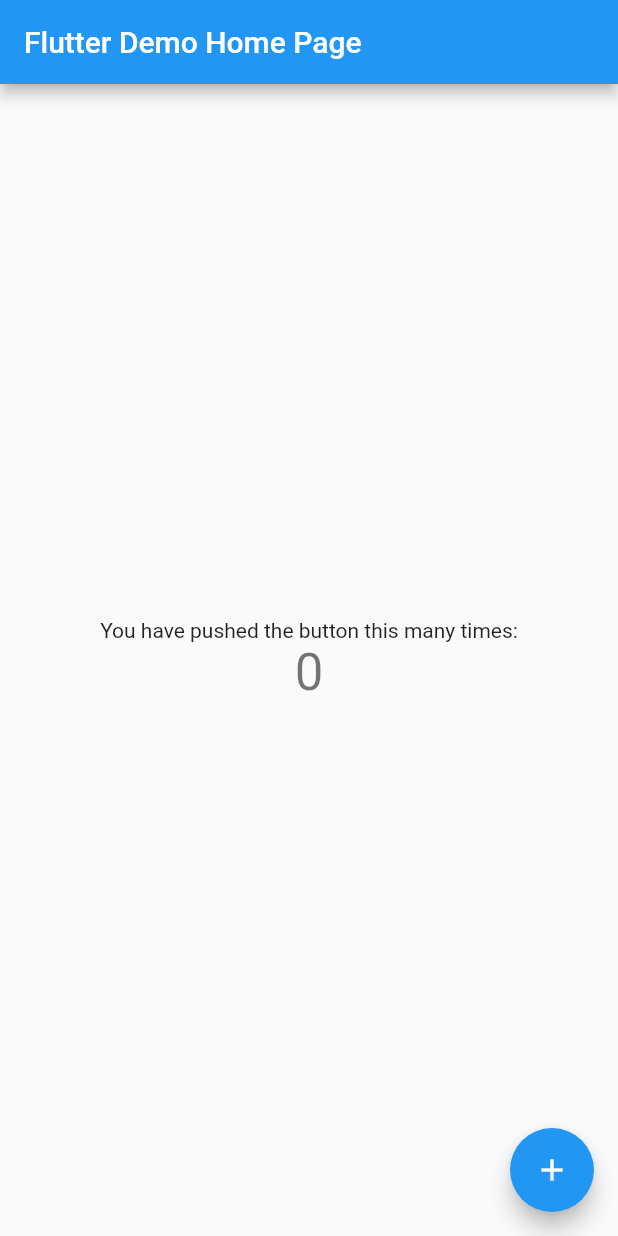
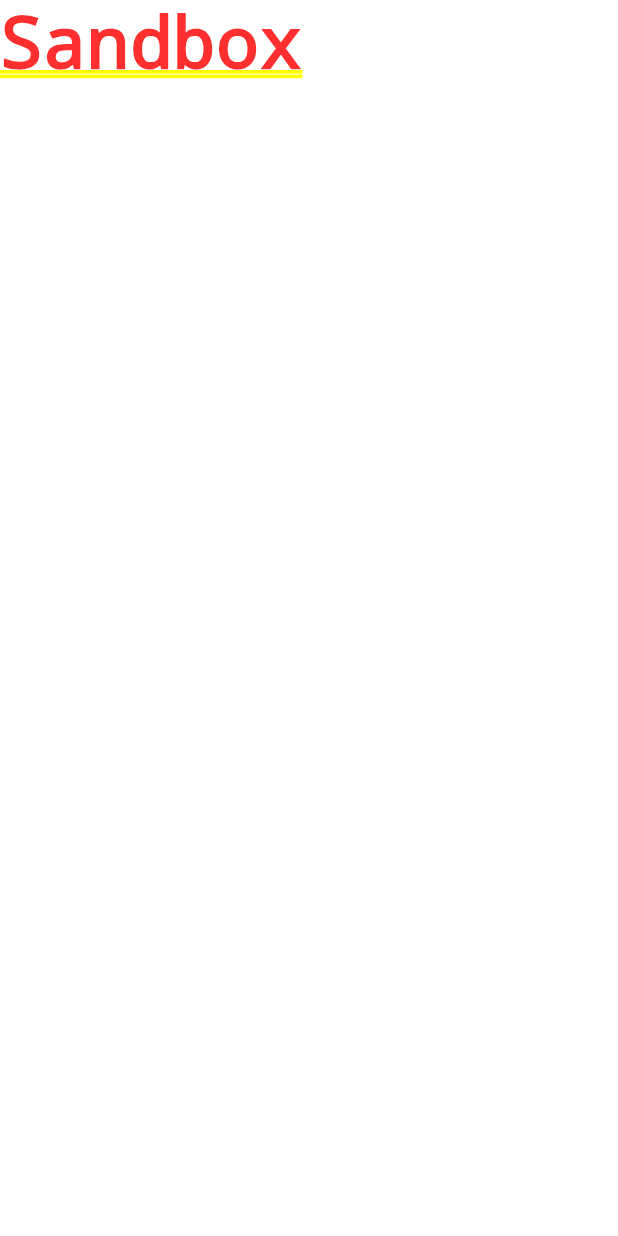
Before and after one commit to linnefromice/flutter_sandbox, a Flutter app: the screen it shows after launch, on a phone screen of 412 x 824 dp. Run offline on Flutter 3.47's test engine with Material 2 defaults, Android fonts, the phone set to English and light mode, and no system bars.

Commit message:
delete unnecessary codes

```diff
--- a/lib/main.dart
+++ b/lib/main.dart
@@ -1,113 +1,19 @@
 import 'package:flutter/material.dart';
 
 void main() {
-  runApp(MyApp());
+  runApp(App());
 }
 
-class MyApp extends StatelessWidget {
+class App extends StatelessWidget {
   // This widget is the root of your application.
   @override
   Widget build(BuildContext context) {
     return MaterialApp(
-      title: 'Flutter Demo',
+      title: 'Flutter Sandbox',
       theme: ThemeData(
-        // This is the theme of your application.
-        //
-        // Try running your application with "flutter run". You'll see the
-        // application has a blue toolbar. Then, without quitting the app, try
-        // changing the primarySwatch below to Colors.green and then invoke
-        // "hot reload" (press "r" in the console where you ran "flutter run",
-        // or simply save your changes to "hot reload" in a Flutter IDE).
-        // Notice that the counter didn't reset back to zero; the application
-        // is not restarted.
         primarySwatch: Colors.blue,
       ),
-      home: MyHomePage(title: 'Flutter Demo Home Page'),
+      home: Text("Sandbox"),
     );
   }
 }
-
-class MyHomePage extends StatefulWidget {
-  MyHomePage({Key key, this.title}) : super(key: key);
-
-  // This widget is the home page of your application. It is stateful, meaning
-  // that it has a State object (defined below) that contains fields that affect
-  // how it looks.
-
-  // This class is the configuration for the state. It holds the values (in this
-  // case the title) provided by the parent (in this case the App widget) and
-  // used by the build method of the State. Fields in a Widget subclass are
-  // always marked "final".
-
-  final String title;
-
-  @override
-  _MyHomePageState createState() => _MyHomePageState();
-}
-
-class _MyHomePageState extends State<MyHomePage> {
-  int _counter = 0;
-
-  void _incrementCounter() {
-    setState(() {
-      // This call to setState tells the Flutter framework that something has
-      // changed in this State, which causes it to rerun the build method below
-      // so that the display can reflect the updated values. If we changed
-      // _counter without calling setState(), then the build method would not be
-      // called again, and so nothing would appear to happen.
-      _counter++;
-    });
-  }
-
-  @override
-  Widget build(BuildContext context) {
-    // This method is rerun every time setState is called, for instance as done
-    // by the _incrementCounter method above.
-    //
-    // The Flutter framework has been optimized to make rerunning build methods
-    // fast, so that you can just rebuild anything that needs updating rather
-    // than having to individually change instances of widgets.
-    return Scaffold(
-      appBar: AppBar(
-        // Here we take the value from the MyHomePage object that was created by
-        // the App.build method, and use it to set our appbar title.
-        title: Text(widget.title),
-      ),
-      body: Center(
-        // Center is a layout widget. It takes a single child and positions it
-        // in the middle of the parent.
-        child: Column(
-          // Column is also a layout widget. It takes a list of children and
-          // arranges them vertically. By default, it sizes itself to fit its
-          // children horizontally, and tries to be as tall as its parent.
-          //
-          // Invoke "debug painting" (press "p" in the console, choose the
-          // "Toggle Debug Paint" action from the Flutter Inspector in Android
-          // Studio, or the "Toggle Debug Paint" command in Visual Studio Code)
-          // to see the wireframe for each widget.
-          //
-          // Column has various properties to control how it sizes itself and
-          // how it positions its children. Here we use mainAxisAlignment to
-          // center the children vertically; the main axis here is the vertical
-          // axis because Columns are vertical (the cross axis would be
-          // horizontal).
-          mainAxisAlignment: MainAxisAlignment.center,
-          children: <Widget>[
-            Text(
-              'You have pushed the button this many times:',
-            ),
-            Text(
-              '$_counter',
-              style: Theme.of(context).textTheme.headline4,
-            ),
-          ],
-        ),
-      ),
-      floatingActionButton: FloatingActionButton(
-        onPressed: _incrementCounter,
-        tooltip: 'Increment',
-        child: Icon(Icons.add),
-      ), // This trailing comma makes auto-formatting nicer for build methods.
-    );
-  }
-}
```
